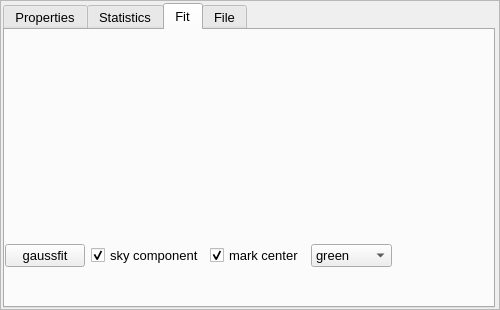
Qt form darwin13port/code/display/region/QtRegionState.ui (radio-astro/casa) before a commit.
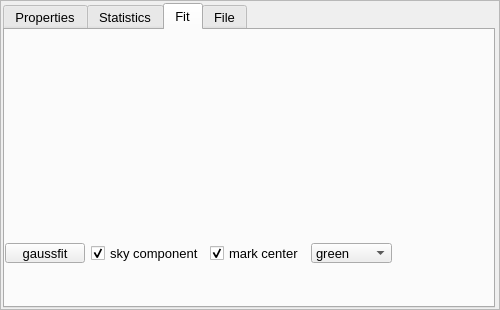
The same form after that commit. The open tabs and pages were chosen to show the change.

Diff of the .ui file:
```diff
--- a/darwin13port/code/display/region/QtRegionState.ui
+++ b/darwin13port/code/display/region/QtRegionState.ui
@@ -1408,16 +1408,10 @@
        <string>Fit</string>
       </attribute>
       <layout class="QVBoxLayout" name="verticalLayout_2">
-       <property name="leftMargin">
-        <number>0</number>
+       <property name="spacing">
+        <number>-1</number>
        </property>
-       <property name="topMargin">
-        <number>3</number>
-       </property>
-       <property name="rightMargin">
-        <number>0</number>
-       </property>
-       <property name="bottomMargin">
+       <property name="margin">
         <number>0</number>
        </property>
        <item>
@@ -1437,7 +1431,7 @@
          <property name="maximumSize">
           <size>
            <width>16777215</width>
-           <height>205</height>
+           <height>207</height>
           </size>
          </property>
          <property name="currentIndex">
@@ -1449,6 +1443,12 @@
         <layout class="QHBoxLayout" name="horizontalLayout_3">
          <item>
           <widget class="QPushButton" name="imfit_fit">
+           <property name="maximumSize">
+            <size>
+             <width>16777215</width>
+             <height>20</height>
+            </size>
+           </property>
            <property name="text">
             <string>gaussfit</string>
            </property>
@@ -1456,6 +1456,12 @@
          </item>
          <item>
           <widget class="QCheckBox" name="skycomp_chk">
+           <property name="maximumSize">
+            <size>
+             <width>16777215</width>
+             <height>20</height>
+            </size>
+           </property>
            <property name="text">
             <string>sky component</string>
            </property>
@@ -1466,6 +1472,12 @@
          </item>
          <item>
           <widget class="QCheckBox" name="markcenter_chk">
+           <property name="maximumSize">
+            <size>
+             <width>16777215</width>
+             <height>20</height>
+            </size>
+           </property>
            <property name="text">
             <string>mark center</string>
            </property>
@@ -1476,6 +1488,12 @@
          </item>
          <item>
           <widget class="QComboBox" name="center_color">
+           <property name="maximumSize">
+            <size>
+             <width>16777215</width>
+             <height>20</height>
+            </size>
+           </property>
            <property name="currentIndex">
             <number>3</number>
            </property>
```
